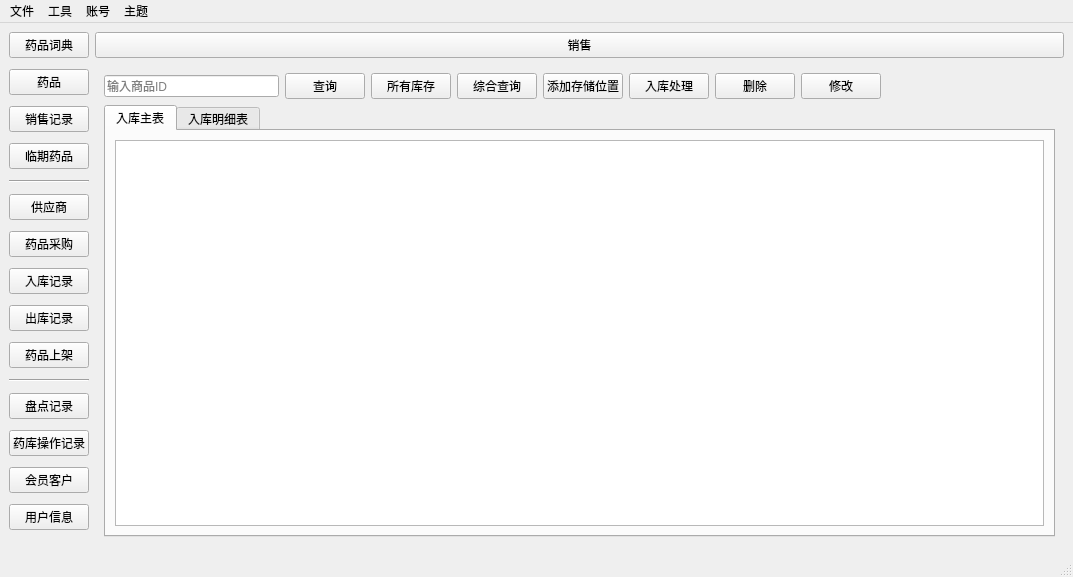
This is ui_app/mainwondows.ui in live1089/pharmacy_system as Qt 5 draws it before an edit. The edited form follows.
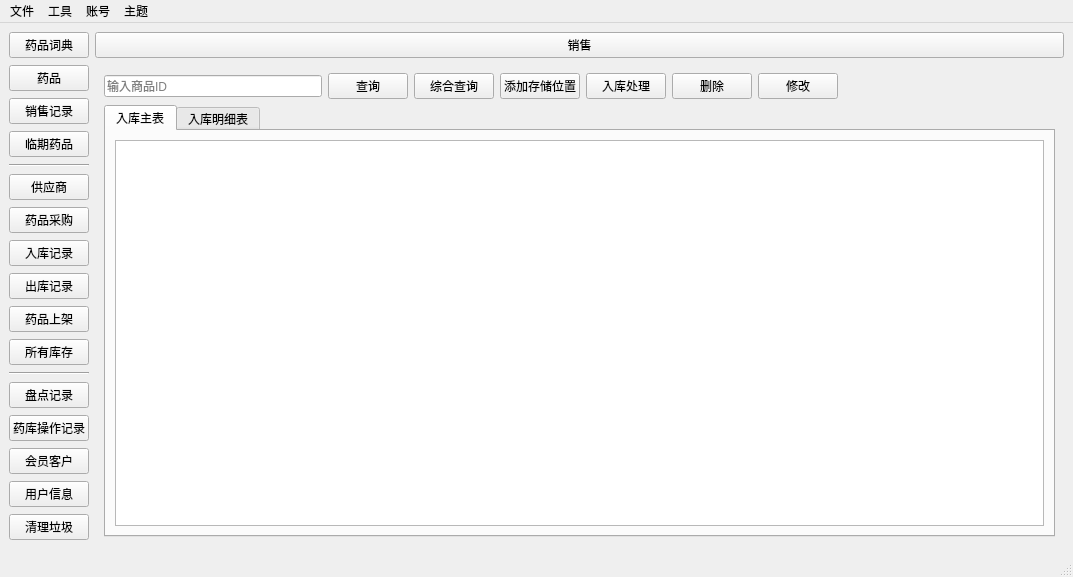
This is the edited form. The open tabs and pages were chosen to show the change. Icons and pictures are not drawn.

```diff
--- a/ui_app/mainwondows.ui
+++ b/ui_app/mainwondows.ui
@@ -108,6 +108,13 @@
         </property>
        </widget>
       </item>
+      <item>
+       <widget class="QPushButton" name="stock_in_all_btn">
+        <property name="text">
+         <string>所有库存</string>
+        </property>
+       </widget>
+      </item>
       <item>
        <widget class="Line" name="line_3">
         <property name="orientation">
@@ -143,6 +150,13 @@
         </property>
        </widget>
       </item>
+      <item>
+       <widget class="QPushButton" name="pushButton">
+        <property name="text">
+         <string>清理垃圾</string>
+        </property>
+       </widget>
+      </item>
      </layout>
     </item>
     <item row="1" column="1">
@@ -423,13 +437,6 @@
               </property>
              </widget>
             </item>
-            <item>
-             <widget class="QPushButton" name="stock_in_all_btn">
-              <property name="text">
-               <string>所有库存</string>
-              </property>
-             </widget>
-            </item>
             <item>
              <widget class="QPushButton" name="stock_in_com_btn">
               <property name="text">
```
Left out of the diff: 6 changed lines with no effect on the pictures.
